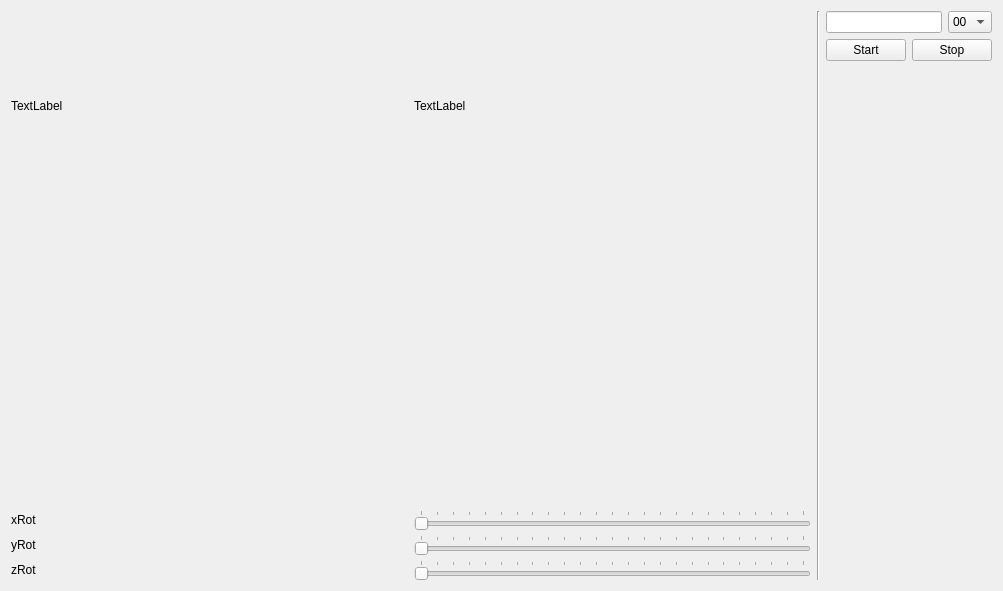
This is src/window.ui in youngsikshin/kitti-player-lcm as Qt 5 draws it before an edit. The edited form follows.
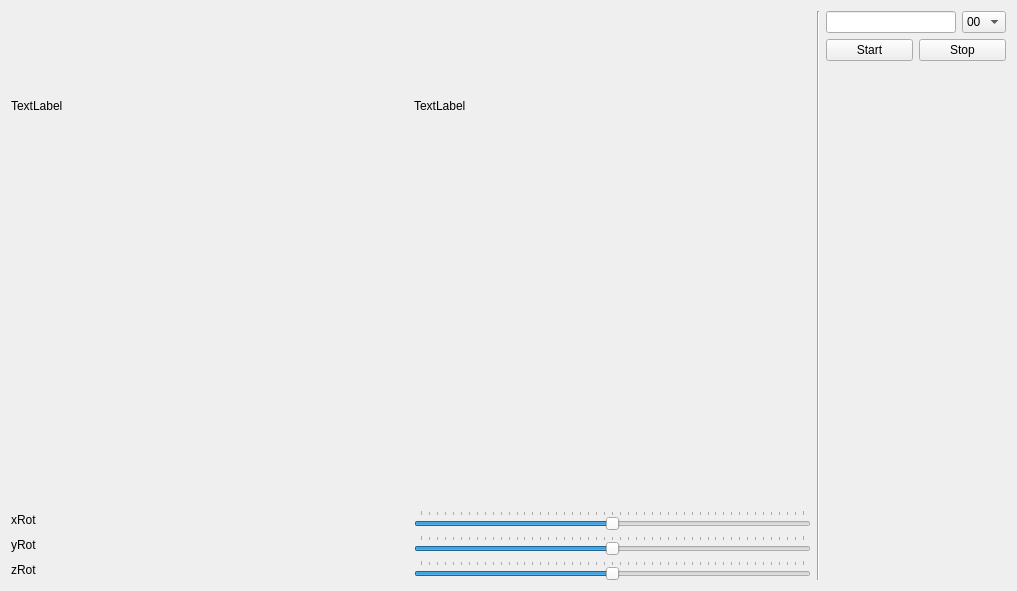
This is the edited form. Custom widgets are drawn as their Qt base class.

What changed in the file:
```diff
--- a/src/window.ui
+++ b/src/window.ui
@@ -6,7 +6,7 @@
    <rect>
     <x>0</x>
     <y>0</y>
-    <width>934</width>
+    <width>1017</width>
     <height>591</height>
    </rect>
   </property>
@@ -69,6 +69,9 @@
              <verstretch>0</verstretch>
             </sizepolicy>
            </property>
+           <property name="minimum">
+            <number>-360</number>
+           </property>
            <property name="maximum">
             <number>360</number>
            </property>
@@ -108,6 +111,9 @@
              <verstretch>0</verstretch>
             </sizepolicy>
            </property>
+           <property name="minimum">
+            <number>-360</number>
+           </property>
            <property name="maximum">
             <number>360</number>
            </property>
@@ -147,6 +153,9 @@
              <verstretch>0</verstretch>
             </sizepolicy>
            </property>
+           <property name="minimum">
+            <number>-360</number>
+           </property>
            <property name="maximum">
             <number>360</number>
            </property>
```
